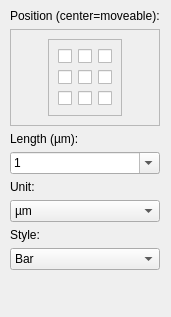
Above: ScaleDock.ui from lebenasa/ImageRaster before the change. Below: the same form after it.
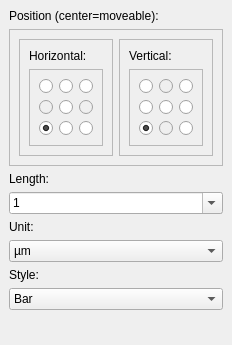
That is the form after the change.

Commit message:
~ Finished scale feature
~ Tweaked various scale parameters

```diff
--- a/ScaleDock.ui
+++ b/ScaleDock.ui
@@ -6,37 +6,38 @@
    <rect>
     <x>0</x>
     <y>0</y>
-    <width>171</width>
-    <height>317</height>
+    <width>230</width>
+    <height>345</height>
    </rect>
   </property>
   <property name="windowTitle">
    <string>Scale Editor</string>
   </property>
   <widget class="QWidget" name="dockWidgetContents">
-   <layout class="QGridLayout" name="gridLayout_3">
-    <item row="2" column="0">
-     <widget class="QLabel" name="label_3">
-      <property name="text">
-       <string>Length (µm):</string>
+   <layout class="QVBoxLayout" name="verticalLayout">
+    <item>
+     <widget class="QLabel" name="label">
+      <property name="sizePolicy">
+       <sizepolicy hsizetype="Maximum" vsizetype="Maximum">
+        <horstretch>0</horstretch>
+        <verstretch>0</verstretch>
+       </sizepolicy>
       </property>
-     </widget>
-    </item>
-    <item row="4" column="0">
-     <widget class="QLabel" name="label_2">
       <property name="text">
-       <string>Unit:</string>
+       <string>Position (center=moveable):</string>
       </property>
      </widget>
     </item>
-    <item row="6" column="0">
-     <widget class="QLabel" name="label_4">
-      <property name="text">
-       <string>Style:</string>
+    <item>
+     <widget class="QFrame" name="frame_5">
+      <property name="frameShape">
+       <enum>QFrame::StyledPanel</enum>
       </property>
-     </widget>
-    </item>
-    <item row="1" column="0">
+      <property name="frameShadow">
+       <enum>QFrame::Raised</enum>
+      </property>
+      <layout class="QHBoxLayout" name="horizontalLayout_3">
+       <item>
      <widget class="QFrame" name="frame_2">
       <property name="frameShape">
        <enum>QFrame::StyledPanel</enum>
@@ -45,7 +46,7 @@
        <enum>QFrame::Raised</enum>
       </property>
       <layout class="QGridLayout" name="gridLayout_2">
-       <item row="0" column="0">
+          <item row="1" column="0">
         <widget class="QFrame" name="frame">
          <property name="sizePolicy">
           <sizepolicy hsizetype="Fixed" vsizetype="Fixed">
@@ -62,91 +63,268 @@
          <layout class="QHBoxLayout" name="horizontalLayout">
           <item>
            <layout class="QGridLayout" name="gridLayout">
-            <item row="1" column="0">
-             <widget class="QCheckBox" name="left_">
-              <property name="text">
-               <string/>
-              </property>
-             </widget>
-            </item>
-            <item row="2" column="0">
-             <widget class="QCheckBox" name="bottomleft">
-              <property name="text">
-               <string/>
-              </property>
-             </widget>
-            </item>
-            <item row="2" column="2">
-             <widget class="QCheckBox" name="bottomright">
-              <property name="text">
-               <string/>
-              </property>
-             </widget>
-            </item>
             <item row="0" column="0">
-             <widget class="QCheckBox" name="topleft">
+                <widget class="QRadioButton" name="topleft">
               <property name="text">
                <string/>
               </property>
-             </widget>
-            </item>
-            <item row="1" column="1">
-             <widget class="QCheckBox" name="center">
-              <property name="text">
-               <string/>
-              </property>
+                 <attribute name="buttonGroup">
+                  <string notr="true">horizontalGroup</string>
+                 </attribute>
              </widget>
             </item>
             <item row="0" column="1">
-             <widget class="QCheckBox" name="top">
+                <widget class="QRadioButton" name="top">
               <property name="text">
                <string/>
               </property>
-             </widget>
-            </item>
-            <item row="0" column="2">
-             <widget class="QCheckBox" name="topright">
+                 <attribute name="buttonGroup">
+                  <string notr="true">horizontalGroup</string>
+                 </attribute>
+                </widget>
+               </item>
+               <item row="2" column="2">
+                <widget class="QRadioButton" name="bottomright">
               <property name="text">
                <string/>
               </property>
              </widget>
             </item>
             <item row="2" column="1">
-             <widget class="QCheckBox" name="bottom">
+                <widget class="QRadioButton" name="bottom">
               <property name="text">
                <string/>
               </property>
+                 <attribute name="buttonGroup">
+                  <string notr="true">horizontalGroup</string>
+                 </attribute>
+                </widget>
+               </item>
+               <item row="2" column="0">
+                <widget class="QRadioButton" name="bottomleft">
+                 <property name="text">
+                  <string/>
+                 </property>
+                 <property name="checked">
+                  <bool>true</bool>
+                 </property>
+                 <attribute name="buttonGroup">
+                  <string notr="true">horizontalGroup</string>
+                 </attribute>
+                </widget>
+               </item>
+               <item row="1" column="0">
+                <widget class="QRadioButton" name="left_">
+                 <property name="enabled">
+                  <bool>false</bool>
+                 </property>
+                 <property name="text">
+                  <string/>
+                 </property>
+                 <attribute name="buttonGroup">
+                  <string notr="true">horizontalGroup</string>
+                 </attribute>
+                </widget>
+               </item>
+               <item row="1" column="1">
+                <widget class="QRadioButton" name="center">
+                 <property name="text">
+                  <string/>
+                 </property>
+                 <attribute name="buttonGroup">
+                  <string notr="true">horizontalGroup</string>
+                 </attribute>
              </widget>
             </item>
             <item row="1" column="2">
-             <widget class="QCheckBox" name="right">
+                <widget class="QRadioButton" name="right">
+                 <property name="enabled">
+                  <bool>false</bool>
+                 </property>
               <property name="text">
                <string/>
               </property>
-             </widget>
-            </item>
-           </layout>
-          </item>
-         </layout>
-        </widget>
+                 <attribute name="buttonGroup">
+                  <string notr="true">horizontalGroup</string>
+                 </attribute>
+                </widget>
+               </item>
+               <item row="0" column="2">
+                <widget class="QRadioButton" name="topright">
+                 <property name="text">
+                  <string/>
+                 </property>
+                 <attribute name="buttonGroup">
+                  <string notr="true">horizontalGroup</string>
+                 </attribute>
+                </widget>
+               </item>
+              </layout>
        </item>
       </layout>
      </widget>
     </item>
     <item row="0" column="0">
-     <widget class="QLabel" name="label">
+           <widget class="QLabel" name="label_5">
+            <property name="text">
+             <string>Horizontal:</string>
+            </property>
+           </widget>
+          </item>
+         </layout>
+        </widget>
+       </item>
+       <item>
+        <widget class="QFrame" name="frame_3">
+         <property name="frameShape">
+          <enum>QFrame::StyledPanel</enum>
+         </property>
+         <property name="frameShadow">
+          <enum>QFrame::Raised</enum>
+         </property>
+         <layout class="QGridLayout" name="gridLayout_3">
+          <item row="1" column="0">
+           <widget class="QFrame" name="frame_4">
       <property name="sizePolicy">
-       <sizepolicy hsizetype="Maximum" vsizetype="Maximum">
+             <sizepolicy hsizetype="Fixed" vsizetype="Fixed">
         <horstretch>0</horstretch>
         <verstretch>0</verstretch>
        </sizepolicy>
       </property>
+            <property name="frameShape">
+             <enum>QFrame::StyledPanel</enum>
+            </property>
+            <property name="frameShadow">
+             <enum>QFrame::Raised</enum>
+            </property>
+            <layout class="QHBoxLayout" name="horizontalLayout_2">
+             <item>
+              <layout class="QGridLayout" name="gridLayout_4">
+               <item row="0" column="0">
+                <widget class="QRadioButton" name="topleft_2">
       <property name="text">
-       <string>Position (center=moveable):</string>
-      </property>
-     </widget>
-    </item>
-    <item row="3" column="0">
+                  <string/>
+                 </property>
+                 <attribute name="buttonGroup">
+                  <string notr="true">verticalGroup</string>
+                 </attribute>
+                </widget>
+               </item>
+               <item row="0" column="1">
+                <widget class="QRadioButton" name="top_2">
+                 <property name="enabled">
+                  <bool>false</bool>
+                 </property>
+                 <property name="text">
+                  <string/>
+                 </property>
+                 <attribute name="buttonGroup">
+                  <string notr="true">verticalGroup</string>
+                 </attribute>
+                </widget>
+               </item>
+               <item row="2" column="2">
+                <widget class="QRadioButton" name="bottomright_2">
+                 <property name="text">
+                  <string/>
+                 </property>
+                 <attribute name="buttonGroup">
+                  <string notr="true">verticalGroup</string>
+                 </attribute>
+                </widget>
+               </item>
+               <item row="2" column="1">
+                <widget class="QRadioButton" name="bottom_2">
+                 <property name="enabled">
+                  <bool>false</bool>
+                 </property>
+                 <property name="text">
+                  <string/>
+                 </property>
+                 <attribute name="buttonGroup">
+                  <string notr="true">verticalGroup</string>
+                 </attribute>
+                </widget>
+               </item>
+               <item row="2" column="0">
+                <widget class="QRadioButton" name="bottomleft_2">
+                 <property name="text">
+                  <string/>
+                 </property>
+                 <property name="checked">
+                  <bool>true</bool>
+                 </property>
+                 <attribute name="buttonGroup">
+                  <string notr="true">verticalGroup</string>
+                 </attribute>
+                </widget>
+               </item>
+               <item row="1" column="0">
+                <widget class="QRadioButton" name="left_2">
+                 <property name="text">
+                  <string/>
+                 </property>
+                 <attribute name="buttonGroup">
+                  <string notr="true">verticalGroup</string>
+                 </attribute>
+                </widget>
+               </item>
+               <item row="1" column="1">
+                <widget class="QRadioButton" name="center_2">
+                 <property name="text">
+                  <string/>
+                 </property>
+                 <attribute name="buttonGroup">
+                  <string notr="true">verticalGroup</string>
+                 </attribute>
+                </widget>
+               </item>
+               <item row="1" column="2">
+                <widget class="QRadioButton" name="right_2">
+                 <property name="text">
+                  <string/>
+                 </property>
+                 <attribute name="buttonGroup">
+                  <string notr="true">verticalGroup</string>
+                 </attribute>
+                </widget>
+               </item>
+               <item row="0" column="2">
+                <widget class="QRadioButton" name="topright_2">
+                 <property name="text">
+                  <string/>
+                 </property>
+                 <attribute name="buttonGroup">
+                  <string notr="true">verticalGroup</string>
+                 </attribute>
+                </widget>
+               </item>
+              </layout>
+             </item>
+            </layout>
+           </widget>
+          </item>
+          <item row="0" column="0">
+           <widget class="QLabel" name="label_6">
+            <property name="text">
+             <string>Vertical:</string>
+            </property>
+           </widget>
+          </item>
+         </layout>
+        </widget>
+       </item>
+      </layout>
+     </widget>
+    </item>
+    <item>
+     <widget class="QLabel" name="label_3">
+      <property name="text">
+       <string>Length:</string>
+      </property>
+     </widget>
+    </item>
+    <item>
      <widget class="QComboBox" name="length">
       <property name="editable">
        <bool>true</bool>
@@ -203,7 +381,14 @@
       </item>
      </widget>
     </item>
-    <item row="5" column="0">
+    <item>
+     <widget class="QLabel" name="label_2">
+      <property name="text">
+       <string>Unit:</string>
+      </property>
+     </widget>
+    </item>
+    <item>
      <widget class="QComboBox" name="unit">
       <item>
        <property name="text">
@@ -227,7 +412,14 @@
       </item>
      </widget>
     </item>
-    <item row="7" column="0">
+    <item>
+     <widget class="QLabel" name="label_4">
+      <property name="text">
+       <string>Style:</string>
+      </property>
+     </widget>
+    </item>
+    <item>
      <widget class="QComboBox" name="style_">
       <item>
        <property name="text">
@@ -246,7 +438,7 @@
       </item>
      </widget>
     </item>
-    <item row="8" column="0">
+    <item>
      <spacer name="verticalSpacer">
       <property name="orientation">
        <enum>Qt::Vertical</enum>
```
Left out of the diff: 7 changed lines with no effect on the pictures. Lines whose indentation alone changed are shown as unchanged. The commit also changes 6 other files.
